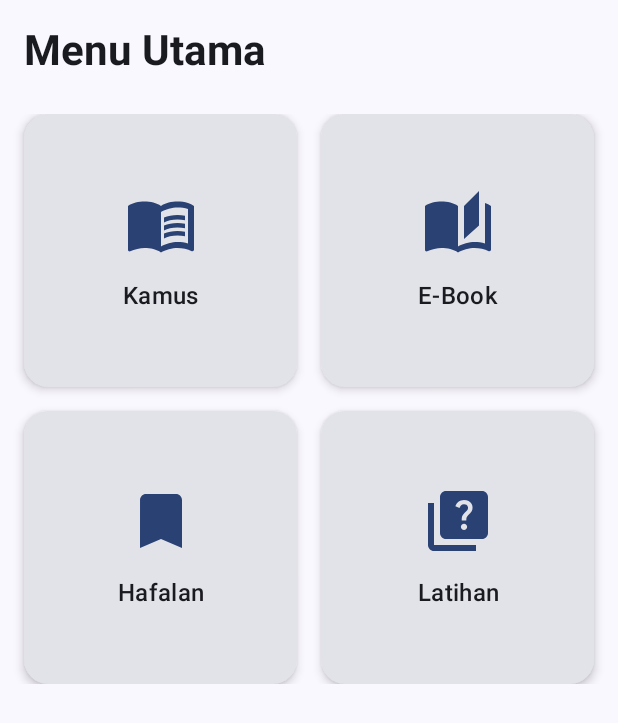
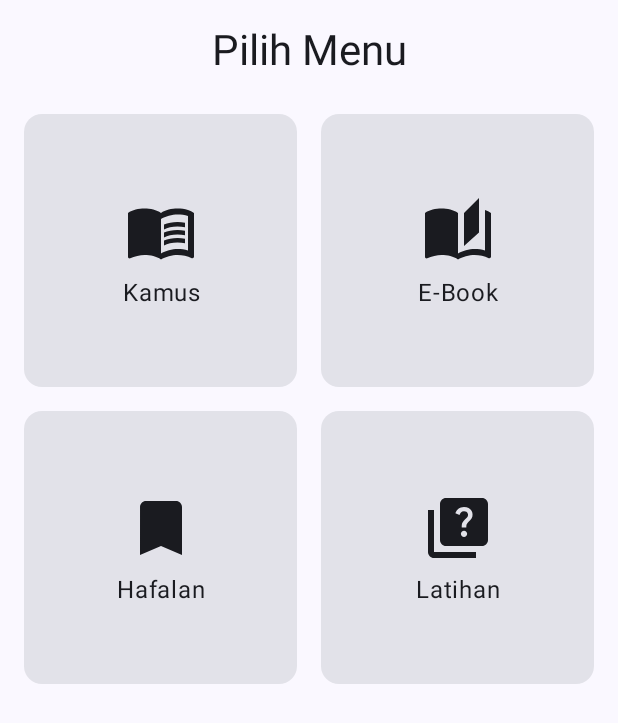
Before and after one commit to JCETools-Petra/kamuskorea, an Android app built with Jetpack Compose: the composable HomeScreen shown on its own in the app's theme, on a phone screen of 412 x 824 dp. Shown: the top 723 px of the screen. Run offline under Robolectric (Android 15) with nearby library versions, the phone set to English and light mode, and no system bars.

Commit message:
Newer 1.0

```diff
--- a/app/src/main/java/com/webtech/kamuskorea/MainActivity.kt
+++ b/app/src/main/java/com/webtech/kamuskorea/MainActivity.kt
@@ -51,8 +51,6 @@ import java.io.File
 import java.net.URL
 import kotlinx.coroutines.Dispatchers
 import kotlinx.coroutines.withContext
-
-// Tidak perlu import URLEncoder atau URLDecoder lagi di sini untuk path
 
 class MainActivity : ComponentActivity() {
     override fun onCreate(savedInstanceState: Bundle?) {
@@ -109,6 +107,7 @@ fun MainApp(settingsViewModel: SettingsViewModel, profileViewModel: ProfileViewM
                     Screen.Memorization.route -> "Hafalan"
                     Screen.Profile.route -> "Profil & Langganan"
                     Screen.Settings.route -> "Pengaturan"
+                    "pdf_viewer_screen/{fileName}" -> "Baca E-Book" // Tambahkan judul untuk PDF viewer
                     else -> "Kamus Korea"
                 }
             }
@@ -223,7 +222,9 @@ fun MainApp(settingsViewModel: SettingsViewModel, profileViewModel: ProfileViewM
         ) {
             Scaffold(
                 topBar = {
-                    if (!isAuthScreen) {
+                    // Sembunyikan TopAppBar default untuk layar PDF Viewer
+                    // karena PdfViewerScreen sudah punya TopAppBar sendiri
+                    if (!isAuthScreen && currentRoute != "pdf_viewer_screen/{fileName}") {
                         TopAppBar(
                             title = { Text(currentTitle) },
                             navigationIcon = {
@@ -249,7 +250,7 @@ fun MainApp(settingsViewModel: SettingsViewModel, profileViewModel: ProfileViewM
                     composable(Screen.Profile.route) { ProfileScreen(viewModel = profileViewModel) }
                     composable(Screen.Settings.route) { SettingsScreen() }
 
-                    // --- PERUBAHAN DIMULAI DI SINI ---
+                    // --- BLOK EBOOK & PDF VIEWER YANG SUDAH DIPERBAIKI ---
                     composable(Screen.Ebook.route) {
                         EbookScreen(
                             isPremium = isPremium,
@@ -257,11 +258,9 @@ fun MainApp(settingsViewModel: SettingsViewModel, profileViewModel: ProfileViewM
                             onEbookClick = { ebook ->
                                 scope.launch {
                                     try {
-                                        // 1. Ekstrak nama file asli dari URL
                                         val fileName = URL(ebook.pdfUrl).path.substringAfterLast('/')
                                         val internalFile = File(application.filesDir, fileName)
 
-                                        // 2. Unduh jika file belum ada
                                         if (!internalFile.exists()) {
                                             withContext(Dispatchers.IO) {
                                                 URL(ebook.pdfUrl).openStream().use { input ->
@@ -271,13 +270,9 @@ fun MainApp(settingsViewModel: SettingsViewModel, profileViewModel: ProfileViewM
                                                 }
                                             }
                                         }
-
-                                        // 3. Navigasi HANYA dengan nama file, tidak perlu encode
                                         navController.navigate("pdf_viewer_screen/$fileName")
-
                                     } catch (e: Exception) {
                                         Log.e("EbookClick", "Error saat memproses ebook click: ", e)
-                                        // TODO: Tampilkan pesan error ke pengguna jika perlu
                                     }
                                 }
                             }
@@ -289,20 +284,17 @@ fun MainApp(settingsViewModel: SettingsViewModel, profileViewModel: ProfileViewM
                         arguments = listOf(navArgument("fileName") { type = NavType.StringType })
                     ) { backStackEntry ->
                         val fileName = backStackEntry.arguments?.getString("fileName")
-
                         if (fileName != null) {
                             val file = File(application.filesDir, fileName)
-                            // Panggil PdfViewerScreen dengan parameter baru
                             PdfViewerScreen(
                                 filePath = file.absolutePath,
-                                onNavigateBack = { navController.popBackStack() } // Berikan aksi untuk kembali
+                                onNavigateBack = { navController.popBackStack() }
                             )
                         } else {
-                            // Tampilkan error jika nama file tidak ditemukan
                             Text("Error: Nama file tidak valid.")
                         }
                     }
-                    // --- AKHIR DARI PERUBAHAN ---
+                    // --- AKHIR BLOK PERBAIKAN ---
                 }
             }
         }
--- a/app/src/main/java/com/webtech/kamuskorea/ui/screens/HomeScreen.kt
+++ b/app/src/main/java/com/webtech/kamuskorea/ui/screens/HomeScreen.kt
@@ -1,107 +1,72 @@
 package com.webtech.kamuskorea.ui.screens
 
+import androidx.compose.foundation.clickable
 import androidx.compose.foundation.layout.*
-import androidx.compose.foundation.lazy.grid.GridCells
-import androidx.compose.foundation.lazy.grid.LazyVerticalGrid
-import androidx.compose.foundation.lazy.grid.items
-import androidx.compose.foundation.shape.RoundedCornerShape
+import androidx.compose.foundation.rememberScrollState
+import androidx.compose.foundation.verticalScroll
 import androidx.compose.material.icons.Icons
-import androidx.compose.material.icons.filled.AutoStories
-import androidx.compose.material.icons.filled.Bookmark
-import androidx.compose.material.icons.filled.MenuBook
-import androidx.compose.material.icons.filled.Quiz
+import androidx.compose.material.icons.filled.*
 import androidx.compose.material3.*
 import androidx.compose.runtime.Composable
 import androidx.compose.ui.Alignment
 import androidx.compose.ui.Modifier
 import androidx.compose.ui.graphics.vector.ImageVector
-import androidx.compose.ui.text.font.FontWeight
 import androidx.compose.ui.text.style.TextAlign
 import androidx.compose.ui.unit.dp
 import androidx.navigation.NavController
 import com.webtech.kamuskorea.ui.navigation.Screen
 
-// Data class untuk item menu
-data class MenuItem(
-    val title: String,
-    val icon: ImageVector,
-    val route: String
-)
-
-@OptIn(ExperimentalMaterial3Api::class)
 @Composable
 fun HomeScreen(navController: NavController) {
-    val menuItems = listOf(
-        MenuItem("Kamus", Icons.Default.MenuBook, Screen.Dictionary.route),
-        MenuItem("E-Book", Icons.Default.AutoStories, Screen.Ebook.route),
-        MenuItem("Hafalan", Icons.Default.Bookmark, Screen.Memorization.route),
-        MenuItem("Latihan", Icons.Default.Quiz, Screen.Quiz.route)
-    )
-
-    Surface(
-        modifier = Modifier.fillMaxSize(),
-        color = MaterialTheme.colorScheme.background
-    ) {
     Column(
         modifier = Modifier
             .fillMaxSize()
             .padding(16.dp)
+            .verticalScroll(rememberScrollState()),
+        horizontalAlignment = Alignment.CenterHorizontally
     ) {
         Text(
-                "Menu Utama",
+            text = "Pilih Menu",
             style = MaterialTheme.typography.headlineMedium,
-                fontWeight = FontWeight.Bold,
             modifier = Modifier.padding(bottom = 24.dp)
         )
-
-            LazyVerticalGrid(
-                columns = GridCells.Fixed(2),
-                verticalArrangement = Arrangement.spacedBy(16.dp),
-                horizontalArrangement = Arrangement.spacedBy(16.dp)
-            ) {
-                items(menuItems) { item ->
-                    MenuItemCard(menuItem = item) {
-                        navController.navigate(item.route)
+        MenuGrid(navController = navController)
     }
 }
+
+@Composable
+fun MenuGrid(navController: NavController) {
+    Column(verticalArrangement = Arrangement.spacedBy(16.dp)) {
+        Row(horizontalArrangement = Arrangement.spacedBy(16.dp)) {
+            MenuItem(navController = navController, icon = Icons.Default.MenuBook, text = "Kamus", route = Screen.Dictionary.route, modifier = Modifier.weight(1f))
+            // PERBAIKAN 1: Mengarahkan E-Book ke Screen.Ebook.route
+            MenuItem(navController = navController, icon = Icons.Default.AutoStories, text = "E-Book", route = Screen.Ebook.route, modifier = Modifier.weight(1f))
         }
+        Row(horizontalArrangement = Arrangement.spacedBy(16.dp)) {
+            // PERBAIKAN 2: Mengarahkan Hafalan ke Screen.Memorization.route
+            MenuItem(navController = navController, icon = Icons.Default.Bookmark, text = "Hafalan", route = Screen.Memorization.route, modifier = Modifier.weight(1f))
+            MenuItem(navController = navController, icon = Icons.Default.Quiz, text = "Latihan", route = Screen.Quiz.route, modifier = Modifier.weight(1f))
         }
     }
 }
 
 @OptIn(ExperimentalMaterial3Api::class)
 @Composable
-fun MenuItemCard(
-    menuItem: MenuItem,
-    onClick: () -> Unit
-) {
+fun MenuItem(navController: NavController, icon: ImageVector, text: String, route: String, modifier: Modifier = Modifier) {
     Card(
-        onClick = onClick,
-        modifier = Modifier
-            .aspectRatio(1f), // Membuat kartu menjadi persegi
-        shape = RoundedCornerShape(16.dp),
-        elevation = CardDefaults.cardElevation(defaultElevation = 4.dp)
+        modifier = modifier
+            .aspectRatio(1f)
+            .clickable { navController.navigate(route) },
+        shape = MaterialTheme.shapes.medium
     ) {
         Column(
-            modifier = Modifier
-                .fillMaxSize()
-                .padding(16.dp),
-            verticalArrangement = Arrangement.Center,
-            horizontalAlignment = Alignment.CenterHorizontally
+            modifier = Modifier.fillMaxSize().padding(16.dp),
+            horizontalAlignment = Alignment.CenterHorizontally,
+            verticalArrangement = Arrangement.Center
         ) {
-            Icon(
-                imageVector = menuItem.icon,
-                contentDescription = menuItem.title,
-                modifier = Modifier.size(48.dp),
-                tint = MaterialTheme.colorScheme.primary
-            )
-            Spacer(modifier = Modifier.height(12.dp))
-            Text(
-                text = menuItem.title,
-                style = MaterialTheme.typography.titleMedium,
-                fontWeight = FontWeight.SemiBold,
-                textAlign = TextAlign.Center
-            )
+            Icon(imageVector = icon, contentDescription = text, modifier = Modifier.size(48.dp))
+            Spacer(modifier = Modifier.height(8.dp))
+            Text(text = text, style = MaterialTheme.typography.bodyLarge, textAlign = TextAlign.Center)
         }
     }
 }
```
Lines whose indentation alone changed are shown as unchanged.
